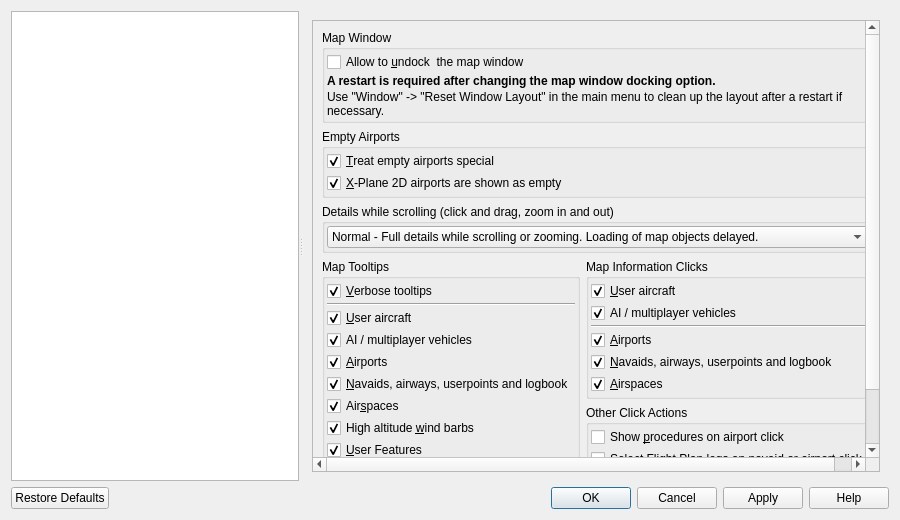
Old version of the form src/options/options.ui in the repository albar965/littlenavmap.
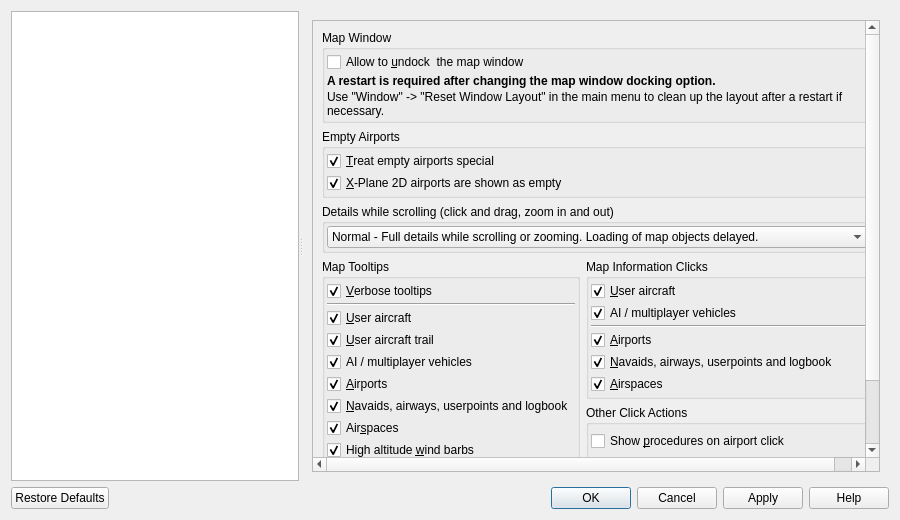
New version of the form. The open tabs and pages were chosen to show the change.

Commit message:
Added tooltips for aircraft trail and logbook trail preview
Added option to disable aircraft trail.
More restructuring and adapted to atools trail changes.

```diff
--- a/src/options/options.ui
+++ b/src/options/options.ui
@@ -1495,9 +1495,9 @@
            <property name="geometry">
             <rect>
              <x>0</x>
-             <y>0</y>
+             <y>-151</y>
              <width>595</width>
-             <height>565</height>
+             <height>600</height>
             </rect>
            </property>
            <layout class="QGridLayout" name="gridLayout_12">
@@ -1847,6 +1847,19 @@
                  </property>
                 </widget>
                </item>
+               <item>
+                <widget class="QCheckBox" name="checkBoxOptionsMapTooltipTrail">
+                 <property name="toolTip">
+                  <string>Show tooltips for points on the user aircraft trail</string>
+                 </property>
+                 <property name="text">
+                  <string>&amp;User aircraft trail</string>
+                 </property>
+                 <property name="checked">
+                  <bool>true</bool>
+                 </property>
+                </widget>
+               </item>
                <item>
                 <widget class="QCheckBox" name="checkBoxOptionsMapTooltipAiAircraft">
                  <property name="toolTip">
```
Left out of the diff: 6 changed lines with no effect on the pictures. The commit also changes 38 other files.
